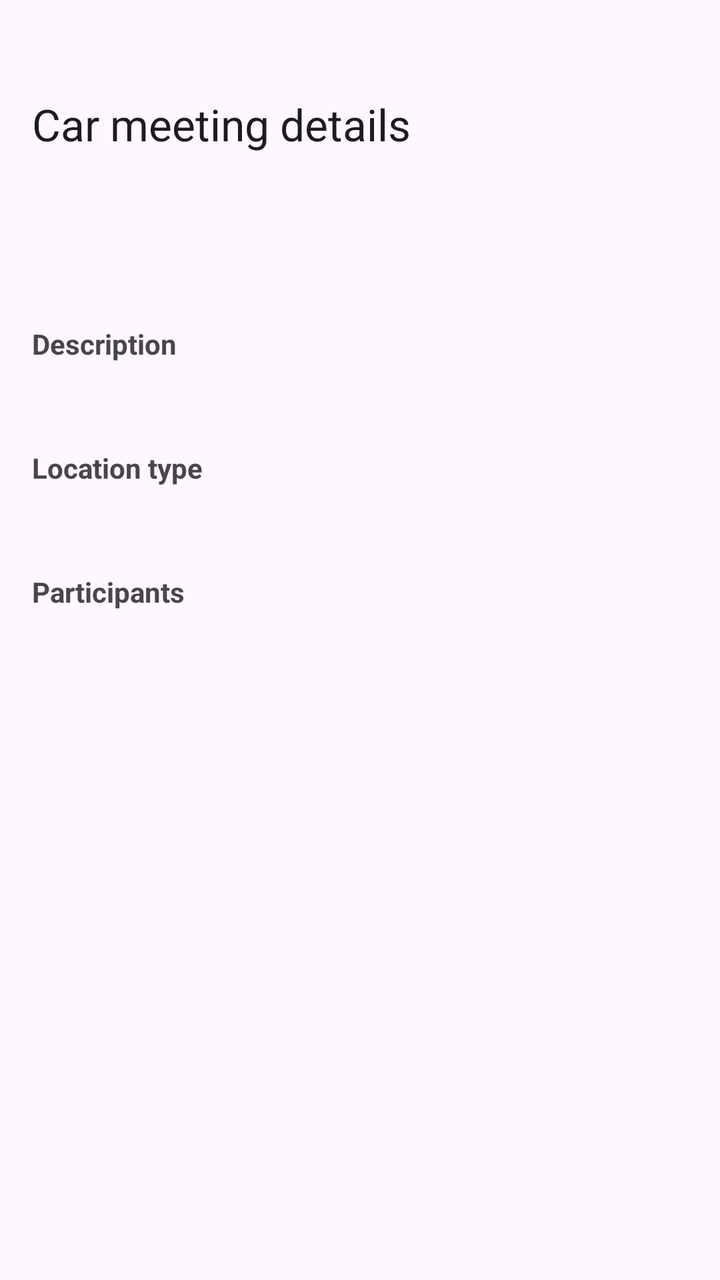
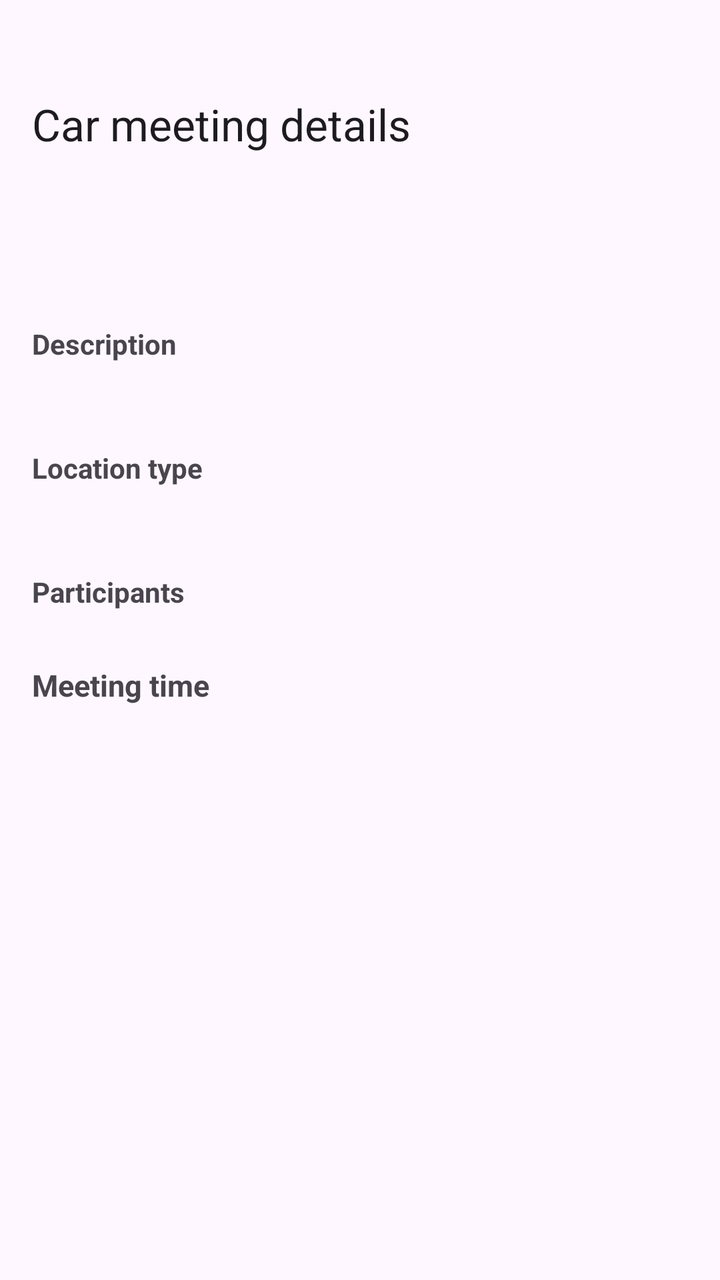

Compare the two renders of this Android layout. The source of the first and the diff that turns it into the second are given below.
<!-- AndroidManifest.xml: application theme Theme.REVmeet -->
<!-- res/layout/activity_meeting_detail.xml -->
<?xml version="1.0" encoding="utf-8"?>
<LinearLayout xmlns:android="http://schemas.android.com/apk/res/android"
    xmlns:app="http://schemas.android.com/apk/res-auto"
    android:layout_width="match_parent"
    android:layout_height="match_parent"
    android:orientation="vertical">

    <com.google.android.material.appbar.MaterialToolbar
        android:id="@+id/toolbarDetail"
        android:layout_width="match_parent"
        android:layout_height="?attr/actionBarSize"
        android:layout_marginTop="30dp"
        app:title="@string/meeting_detail_title" />

    <ScrollView
        android:layout_width="match_parent"
        android:layout_height="match_parent">

        <LinearLayout
            android:layout_width="match_parent"
            android:layout_height="wrap_content"
            android:orientation="vertical"
            android:padding="16dp">

            <TextView
                android:id="@+id/detailTitle"
                android:layout_width="match_parent"
                android:layout_height="wrap_content"
                android:textSize="24sp"
                android:textStyle="bold" />

            <TextView
                android:id="@+id/labelDescription"
                android:layout_width="match_parent"
                android:layout_height="wrap_content"
                android:layout_marginTop="20dp"
                android:text="@string/label_description"
                android:textStyle="bold" />

            <TextView
                android:id="@+id/detailDescription"
                android:layout_width="match_parent"
                android:layout_height="wrap_content"
                android:layout_marginTop="4dp" />

            <TextView
                android:id="@+id/labelLocationType"
                android:layout_width="match_parent"
                android:layout_height="wrap_content"
                android:layout_marginTop="20dp"
                android:text="@string/label_location_type"
                android:textStyle="bold" />

            <TextView
                android:id="@+id/detailLocationType"
                android:layout_width="match_parent"
                android:layout_height="wrap_content"
                android:layout_marginTop="4dp" />

            <TextView
                android:id="@+id/labelParticipants"
                android:layout_width="match_parent"
                android:layout_height="wrap_content"
                android:layout_marginTop="20dp"
                android:text="@string/label_participants"
                android:textStyle="bold" />

            <TextView
                android:id="@+id/detailParticipantCount"
                android:layout_width="match_parent"
                android:layout_height="wrap_content"
                android:layout_marginTop="4dp" />

        </LinearLayout>
    </ScrollView>
</LinearLayout>
<!-- resources referenced by this layout -->
<resources>
  <string name="label_description">Description</string>
  <string name="label_location_type">Location type</string>
  <string name="label_participants">Participants</string>
  <string name="meeting_detail_title">Car meeting details</string>
  <style name="Theme.REVmeet" parent="Base.Theme.REVmeet" />
  <style name="Base.Theme.REVmeet" parent="Theme.Material3.DayNight.NoActionBar">
          
          
      </style>
</resources>

<!-- the commit's change to res/layout/activity_meeting_detail.xml (unified diff, before → after) -->
@@ -71,6 +71,21 @@
                 android:layout_height="wrap_content"
                 android:layout_marginTop="4dp" />
 
+            <TextView
+                android:id="@+id/label_meetingDate"
+                android:layout_width="match_parent"
+                android:layout_height="36dp"
+                android:layout_marginTop="4dp"
+                android:text="@string/label_meetingTime"
+                android:textSize="15sp"
+                android:textStyle="bold" />
+
+            <TextView
+                android:id="@+id/startsAt"
+                android:layout_width="111dp"
+                android:layout_height="43dp"
+                android:layout_marginTop="4dp" />
+
         </LinearLayout>
     </ScrollView>
 </LinearLayout>
<!-- resource entries referenced after the edit -->
@@ -2,6 +2,7 @@
 <resources>
   <string name="label_description">Description</string>
   <string name="label_location_type">Location type</string>
+  <string name="label_meetingTime">Meeting time</string>
   <string name="label_participants">Participants</string>
   <string name="meeting_detail_title">Car meeting details</string>
   <style name="Theme.REVmeet" parent="Base.Theme.REVmeet" />
